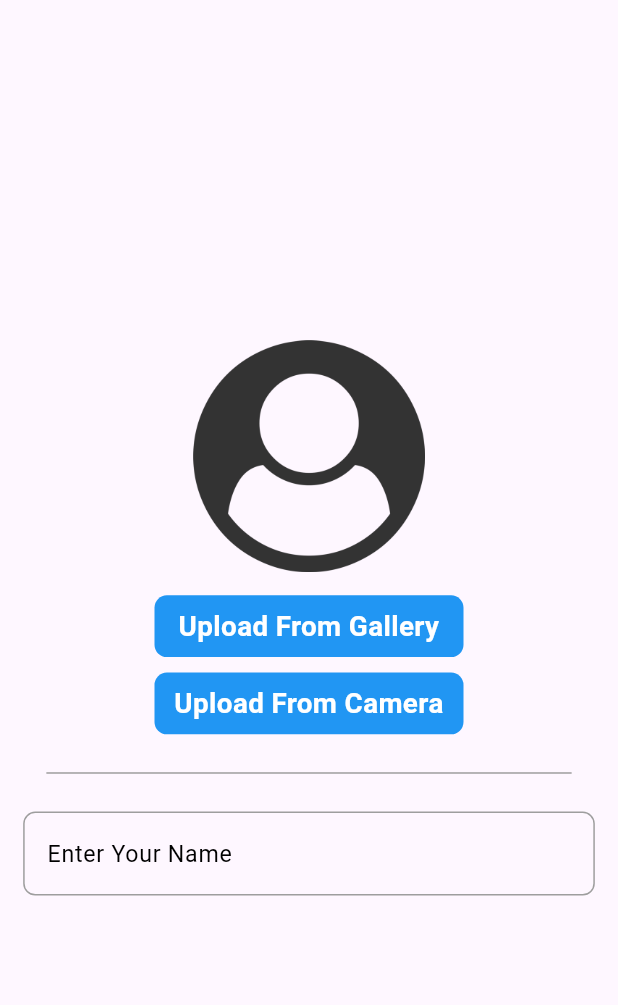
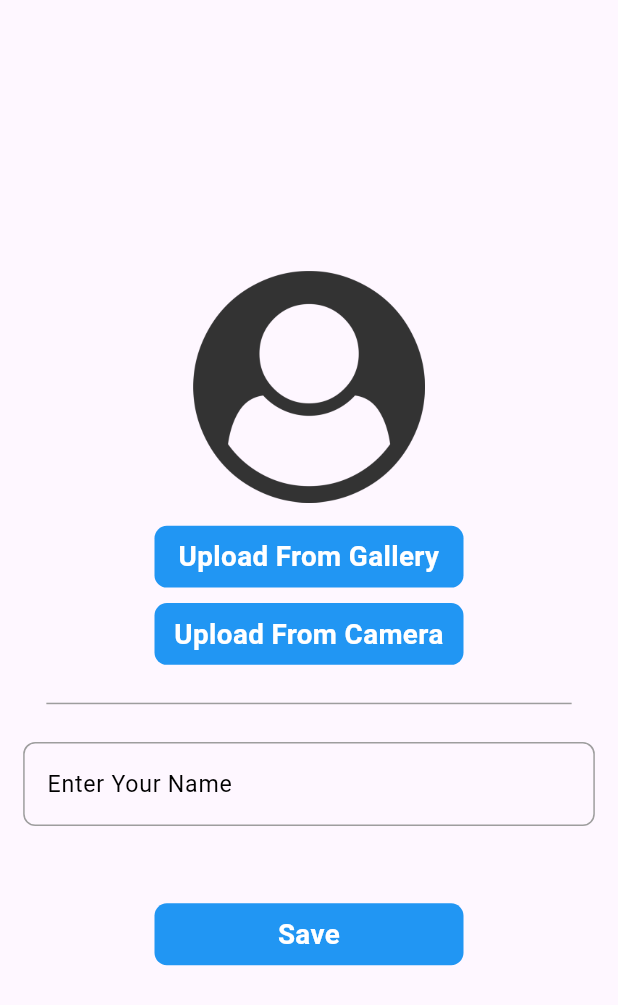
Before and after one commit to AmrReda92/taskati_app, a Flutter app: the screen it shows after launch, on a phone screen of 412 x 824 dp. Shown: the top 1005 px of the screen. Run offline on Flutter 3.47's test engine with Material 3 defaults, Android fonts, the phone set to English and light mode, and no system bars; our stand-ins replace flutter_screenutil, image_picker, lottie.

Commit message:
finish ui login screen

```diff
--- /dev/null
+++ b/lib/core/routes/app_routs.dart
@@ -0,0 +1,20 @@
+import 'package:flutter/material.dart';
+import 'package:taskati_application/core/routes/routes.dart';
+import 'package:taskati_application/features/login/presentation/ui/login_screen.dart';
+import 'package:taskati_application/features/splash/presentation/ui/splash_screen.dart';
+
+class AppRoutes {
+
+ static Route<dynamic>? routes(RouteSettings setting) {
+
+     switch (setting.name){
+       case Routes.splashScreen :
+         return MaterialPageRoute(builder: (_)=>SplashScreen());
+       case Routes.loginScreen :
+         return MaterialPageRoute(builder: (_)=>LoginScreen());
+     }
+
+
+  }
+
+}
--- /dev/null
+++ b/lib/core/routes/routes.dart
@@ -0,0 +1,4 @@
+class Routes {
+ static const String loginScreen = "LoginScreen";
+ static const String splashScreen = "SplashScreen";
+}
--- a/lib/core/widget/custom_button.dart
+++ b/lib/core/widget/custom_button.dart
@@ -5,11 +5,14 @@ import 'package:taskati_application/core/theme/app_style.dart';
 
 class CustomButton extends StatelessWidget {
   final String text ;
-  const CustomButton({super.key, required this.text});
+  final void Function()? onTap;
+  const CustomButton({super.key, required this.text, this.onTap});
 
   @override
   Widget build(BuildContext context) {
-    return Container(
+    return GestureDetector(
+      onTap: onTap ,
+      child: Container(
         height: 80.h,
         width: 400.w,
         decoration: BoxDecoration(
@@ -17,6 +20,7 @@ class CustomButton extends StatelessWidget {
           color: AppColor.customButtonColor
         ),
         child: Center(child: Text(text,textAlign: TextAlign.center,style: AppStyle.customButtonStyle,)) ,
+      ),
     );
   }
 }
--- a/lib/features/login/presentation/ui/login_screen.dart
+++ b/lib/features/login/presentation/ui/login_screen.dart
@@ -1,10 +1,36 @@
+import 'dart:io';
+
 import 'package:flutter/material.dart';
 import 'package:flutter_screenutil/flutter_screenutil.dart';
+import 'package:image_picker/image_picker.dart';
 import 'package:taskati_application/core/widget/custom_button.dart';
 import 'package:taskati_application/core/widget/custom_text_form_field.dart';
 
-class LoginScreen extends StatelessWidget {
+class LoginScreen extends StatefulWidget {
   const LoginScreen({super.key});
+
+  @override
+  State<LoginScreen> createState() => _LoginScreenState();
+}
+
+class _LoginScreenState extends State<LoginScreen> {
+  final ImagePicker picker = ImagePicker();
+   XFile? photo ;
+   XFile? image ;
+  openCamera()async{
+    photo = await picker.pickImage(source: ImageSource.camera);
+    setState(() {
+
+    });
+  }
+
+  openGallery()async{
+    photo = await picker.pickImage(source: ImageSource.gallery);
+    setState(() {
+
+    });
+  }
+
 
   @override
   Widget build(BuildContext context) {
@@ -17,13 +43,29 @@ class LoginScreen extends StatelessWidget {
               child: Column(
                 mainAxisAlignment: MainAxisAlignment.center,
                 children: [
-                 Image.asset("assets/images/user.png",height: 300.h,width: 300.w,),
+                 Visibility(
+                   visible: photo!=null,
+                     child: CircleAvatar(
+                         radius: 80,
+                         backgroundImage:Image.file(File(photo?.path??"")).image),
+                      replacement: Image.asset("assets/images/user.png",height: 300.h,width: 300.w,),),
+
                   SizedBox(height: 30.h,),
-                  CustomButton(text: "Upload From Gallery"),
+                  CustomButton(text: "Upload From Gallery",
+                  onTap:(){
+                    openGallery();
+                  }
+                    ),
                   SizedBox(height: 20.h,),
-                  CustomButton(text: "Upload From Camera"),
+                  CustomButton(text: "Upload From Camera",
+                  onTap: (){
+                    openCamera();
+                  },
+                  ),
                   Divider(height: 100.h,color: Colors.grey,indent: 30.w,endIndent: 30.w,),
-                  CustomTextFormField(hintText: "Enter Your Name")
+                  CustomTextFormField(hintText: "Enter Your Name"),
+                  SizedBox(height: 100.h,),
+                  CustomButton(text: "Save"),
 
                 ],
               ),
--- a/lib/taskati_app.dart
+++ b/lib/taskati_app.dart
@@ -1,5 +1,7 @@
 import 'package:flutter/material.dart';
 import 'package:flutter_screenutil/flutter_screenutil.dart';
+import 'package:taskati_application/core/routes/app_routs.dart';
+import 'package:taskati_application/core/routes/routes.dart';
 import 'package:taskati_application/features/login/presentation/ui/login_screen.dart';
 import 'package:taskati_application/features/splash/presentation/ui/splash_screen.dart';
 
@@ -13,8 +15,10 @@ class TaskatiApp extends StatelessWidget {
     minTextAdapt: true,
     splitScreenMode: true,
       child: MaterialApp(
+        onGenerateRoute: AppRoutes.routes
+         ,
         debugShowCheckedModeBanner: false,
-        home: LoginScreen(),
+        initialRoute: Routes.splashScreen ,
       ),
     );
   }
--- a/pubspec.yaml
+++ b/pubspec.yaml
@@ -36,6 +36,7 @@ dependencies:
   cupertino_icons: ^1.0.8
   lottie: ^3.3.2
   flutter_screenutil: ^5.9.3
+  image_picker: ^1.2.0
 
 dev_dependencies:
   flutter_test:
```
Also changed, not shown: lib/features/splash/presentation/ui/splash_screen.dart (+4 -3 lines), pubspec.lock. Lines whose indentation alone changed are shown as unchanged.
